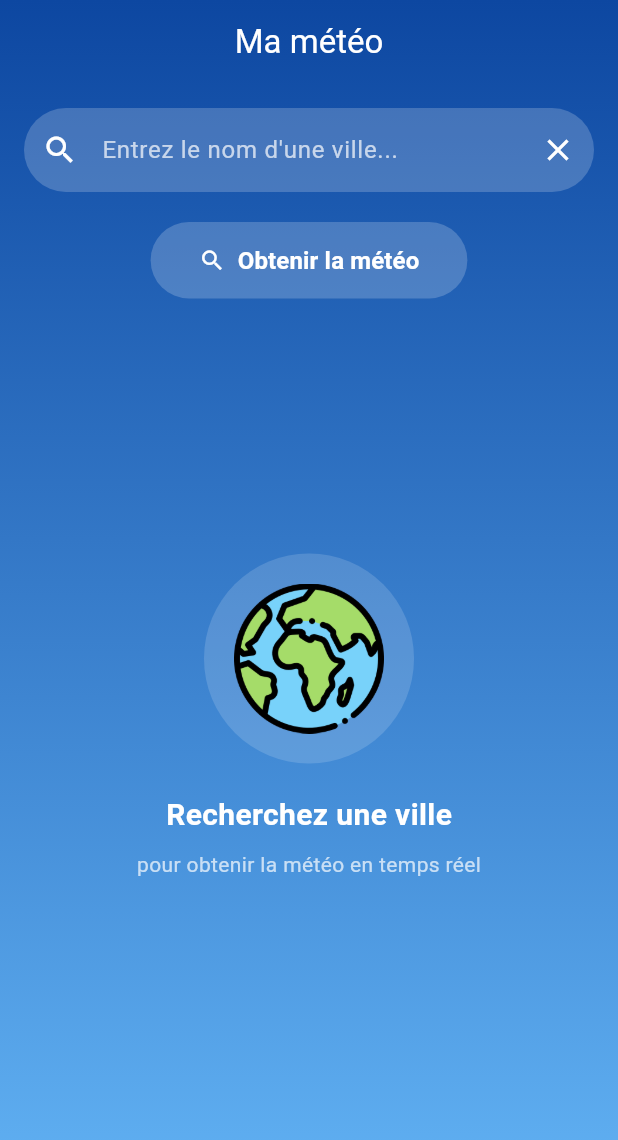
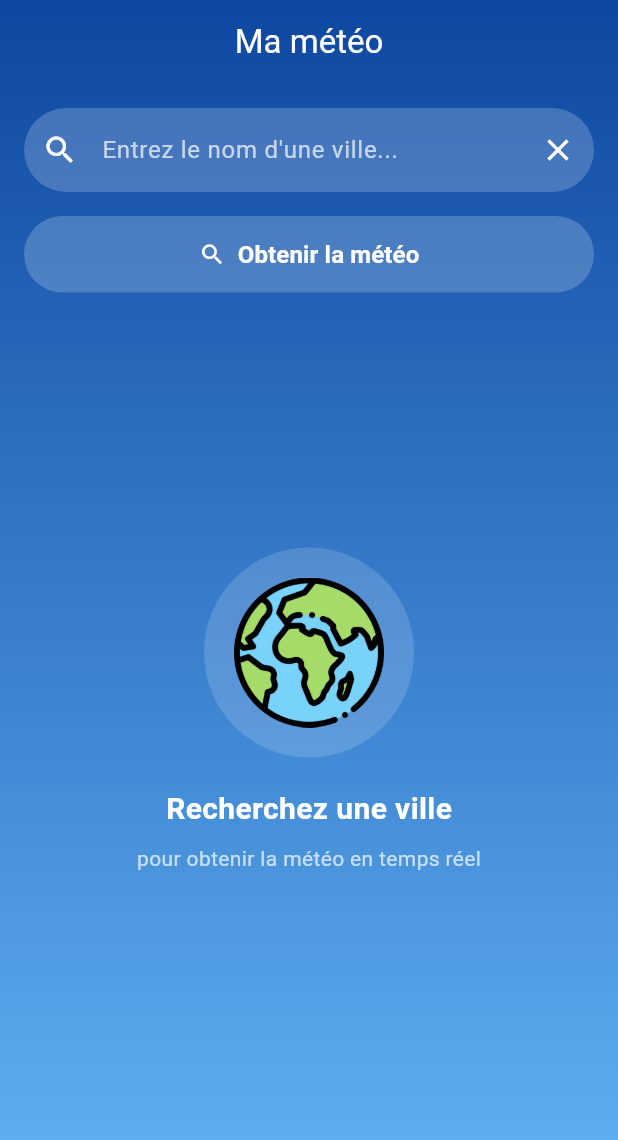
Before and after one commit to yamariel/meteo-app_dclic, a Flutter app: the screen it shows after launch, on a phone screen of 412 x 824 dp. Shown: the top 1140 px of the screen. Run offline on Flutter 3.47's test engine with Material 3 defaults, Android fonts, the light colour scheme and no system bars; our stand-ins replace flutter_dotenv.

Commit message:
feat: agrandisement du bouton de recherche et positionement des Chips en debut

```diff
--- a/lib/widgets/weather_search_bar.dart
+++ b/lib/widgets/weather_search_bar.dart
@@ -45,7 +45,9 @@ class _WeatherSearchBarState extends State<WeatherSearchBar> {
 
         if (widget.suggestions.isNotEmpty) ...[
           const SizedBox(height: 16),
-          Wrap(
+          Align(
+            alignment: Alignment.centerLeft,
+            child: Wrap(
               spacing: 8,
               runSpacing: 8,
               children: widget.suggestions.map((city) {
@@ -53,10 +55,6 @@ class _WeatherSearchBarState extends State<WeatherSearchBar> {
                   label: Text(city),
                   backgroundColor: Colors.black,
                   labelStyle: const TextStyle(color: Colors.white, fontWeight: FontWeight.bold),
-                side: BorderSide.none,
-                shape: RoundedRectangleBorder(
-                  borderRadius: BorderRadius.circular(20),
-                ),
                   onPressed: () {
                     widget.controller.text = city;
                     widget.onSearch(city);
@@ -64,11 +62,14 @@ class _WeatherSearchBarState extends State<WeatherSearchBar> {
                 );
               }).toList(),
             ),
+          ),
         ],
 
-        const SizedBox(height: 20),
+        const SizedBox(height: 16),
 
-        ElevatedButton.icon(
+        SizedBox(
+          width: double.infinity,
+          child: ElevatedButton.icon(
             onPressed: () {
               if (widget.controller.text.trim().isNotEmpty) {
                 widget.onSearch(widget.controller.text);
@@ -89,6 +90,7 @@ class _WeatherSearchBarState extends State<WeatherSearchBar> {
             ),
             icon: const Icon(Icons.search),
           ),
+        ),
       ],
     );
   }
```
Lines whose indentation alone changed are shown as unchanged.
